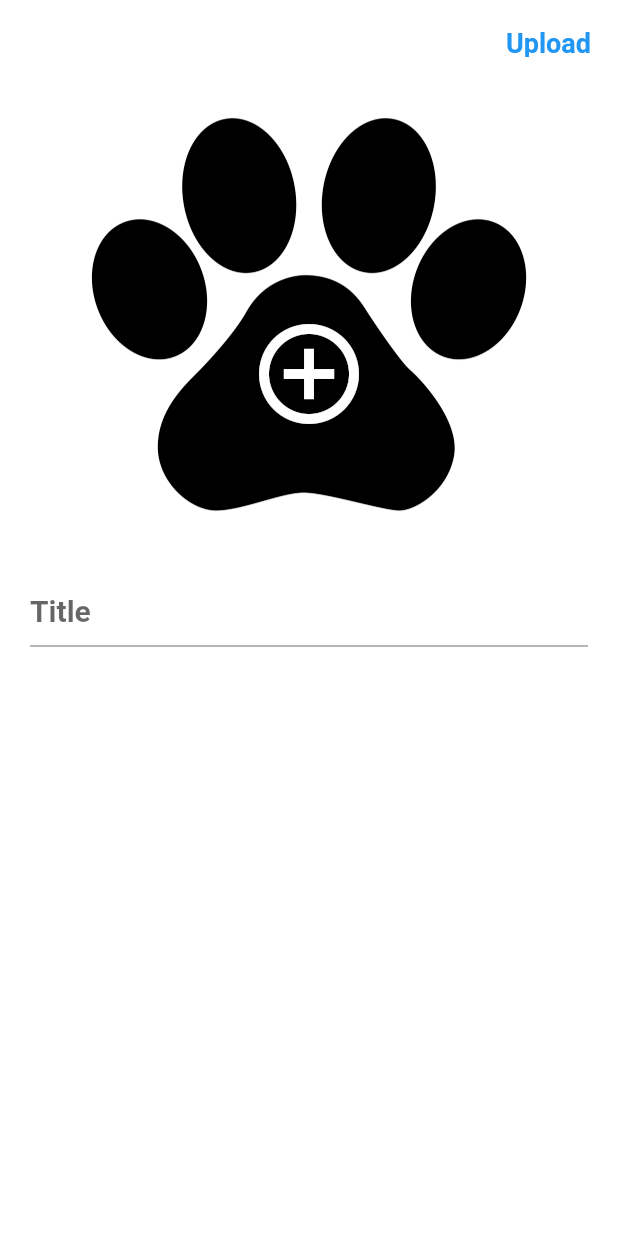
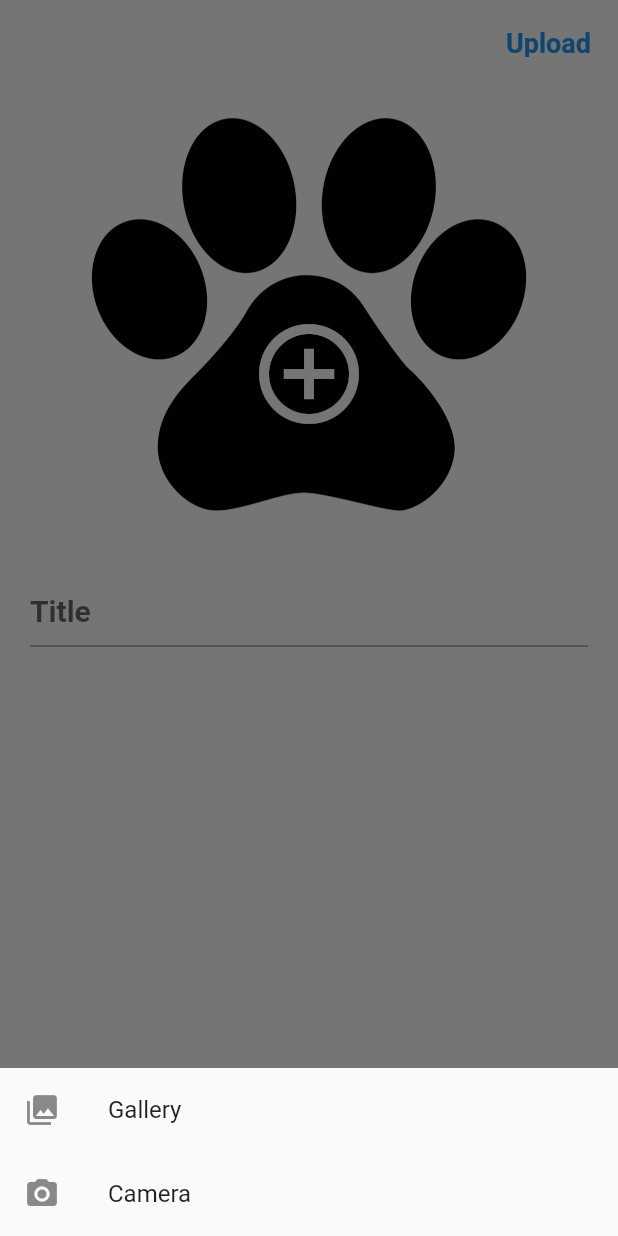
Before and after one commit to Nasibali144/my_dog_app, a Flutter app: the ProfilePage screen opened directly, after a tap on the "add circle outline" icon, on a phone screen of 412 x 824 dp. Run offline on Flutter 3.47's test engine with Material 2 defaults, Android fonts, the phone set to English and light mode, and no system bars; our stand-ins replace cached_network_image, hive_flutter, image_picker, lottie; missing offline and left inert: http_interceptor; accounts and stored records are empty; statements that could not run were skipped.

Commit message:
27.07.22: 2 - commit

```diff
--- a/lib/pages/profile_page.dart
+++ b/lib/pages/profile_page.dart
@@ -1,7 +1,11 @@
+import 'dart:io';
+
 import 'package:flutter/material.dart';
+import 'package:image_picker/image_picker.dart';
 
 class ProfilePage extends StatefulWidget {
   final int crossAxisCount;
+
   const ProfilePage({Key? key, this.crossAxisCount = 2}) : super(key: key);
 
   @override
@@ -9,6 +13,42 @@ class ProfilePage extends StatefulWidget {
 }
 
 class _ProfilePageState extends State<ProfilePage> {
+  File? file;
+  final ImagePicker _picker = ImagePicker();
+
+  void _getImage() {
+    showModalBottomSheet(
+      context: context,
+      builder: (context) => SafeArea(
+        child: Wrap(
+          children: [
+            ListTile(
+              leading: const Icon(Icons.photo_library),
+              title: const Text("Gallery"),
+              onTap: _gallery,
+            ),
+            ListTile(
+              leading: const Icon(Icons.photo_camera),
+              title: const Text("Camera"),
+              onTap: () {
+                print("Camera");
+              },
+            ),
+          ],
+        ),
+      ),
+    );
+  }
+
+  void _gallery() async {
+    Navigator.of(context).pop();
+    final XFile? image = await _picker.pickImage(source: ImageSource.gallery);
+    if (image != null) {
+      file = File(image.path);
+    }
+    setState(() {});
+  }
+
   @override
   Widget build(BuildContext context) {
     return Scaffold(
@@ -21,11 +61,9 @@ class _ProfilePageState extends State<ProfilePage> {
             padding: const EdgeInsets.all(10.0),
             child: TextButton(
               onPressed: () {},
-              child: const Text("Upload",
-              style: TextStyle(
-                fontSize: 18,
-                fontWeight: FontWeight.bold
-              ),
+              child: const Text(
+                "Upload",
+                style: TextStyle(fontSize: 18, fontWeight: FontWeight.bold),
               ),
             ),
           )
@@ -37,10 +75,9 @@ class _ProfilePageState extends State<ProfilePage> {
             flex: 2,
             child: Center(
               child: GestureDetector(
-                onTap: () {
-                  // TODO: upload image
-                },
-                child: Container(
+                onTap: _getImage,
+                child: file == null
+                    ? Container(
                   alignment: const Alignment(0, 0.35),
                   constraints: const BoxConstraints(
                     minWidth: 250,
@@ -50,10 +87,24 @@ class _ProfilePageState extends State<ProfilePage> {
                   ),
                   decoration: const BoxDecoration(
                       image: DecorationImage(
-                        image: AssetImage("assets/images/place_holder.jpeg"),
-                      )
+                              image:
+                                  AssetImage("assets/images/place_holder.jpeg"),
+                            )
                   ),
-                 child: const Icon(Icons.add_circle_outline, color: Colors.white, size: 80,),
+                  child: const Icon(
+                          Icons.add_circle_outline,
+                          color: Colors.white,
+                          size: 80,
+                        ),
+                )
+                    : Container(
+                    constraints: const BoxConstraints(
+                      minWidth: 250,
+                      minHeight: 250,
+                      maxHeight: 400,
+                      maxWidth: 400,
+                    ),
+                    child: Image.file(file!, fit: BoxFit.cover,),
                 ),
               ),
             ),
@@ -63,14 +114,11 @@ class _ProfilePageState extends State<ProfilePage> {
             child: Container(
               padding: const EdgeInsets.all(20),
               child: const TextField(
-                decoration: InputDecoration(
-                  hintText: "Title"
-                ),
+                decoration: InputDecoration(hintText: "Title"),
                 style: TextStyle(
-                  color: Colors.black,
-                  fontSize: 20,
-                  fontWeight: FontWeight.w600
-                ),
+                    color: Colors.black,
+                    fontSize: 20,
+                    fontWeight: FontWeight.w600),
               ),
             ),
           ),
--- a/pubspec.yaml
+++ b/pubspec.yaml
@@ -23,6 +23,7 @@ dependencies:
   # image
   cached_network_image: ^3.2.1
   transparent_image: ^2.0.0
+  image_picker: ^0.8.5+3
 
   # decoration
   flutter_staggered_grid_view: ^0.6.2
```
Also changed, not shown: pubspec.lock, 3 other files.
